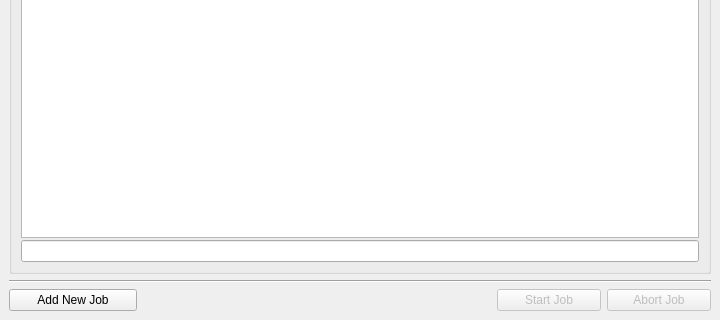
Before: the Qt Designer form gui/win_main.ui in lordmulder/Simple-x264-Launcher, drawn with Qt 5; both pictures show x 0 to 720 and y 320 to 640 of the 720 by 640 pixel window.
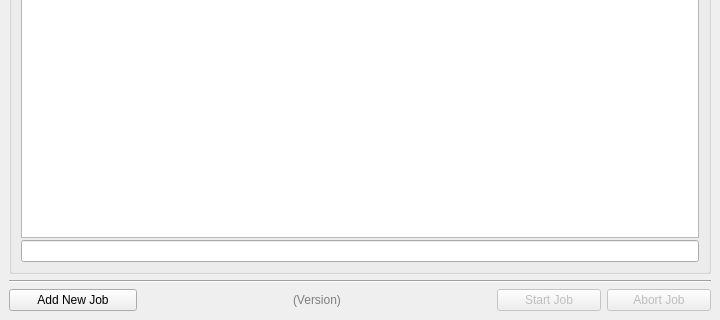
After: the same form once the commit is applied. Icons and pictures are not drawn.

Diff of the .ui file:
```diff
--- a/gui/win_main.ui
+++ b/gui/win_main.ui
@@ -163,6 +163,63 @@
         </property>
        </spacer>
       </item>
+      <item>
+       <widget class="QLabel" name="labelBuildDate">
+        <property name="palette">
+         <palette>
+          <active>
+           <colorrole role="WindowText">
+            <brush brushstyle="SolidPattern">
+             <color alpha="255">
+              <red>126</red>
+              <green>126</green>
+              <blue>126</blue>
+             </color>
+            </brush>
+           </colorrole>
+          </active>
+          <inactive>
+           <colorrole role="WindowText">
+            <brush brushstyle="SolidPattern">
+             <color alpha="255">
+              <red>126</red>
+              <green>126</green>
+              <blue>126</blue>
+             </color>
+            </brush>
+           </colorrole>
+          </inactive>
+          <disabled>
+           <colorrole role="WindowText">
+            <brush brushstyle="SolidPattern">
+             <color alpha="255">
+              <red>120</red>
+              <green>120</green>
+              <blue>120</blue>
+             </color>
+            </brush>
+           </colorrole>
+          </disabled>
+         </palette>
+        </property>
+        <property name="text">
+         <string>(Version)</string>
+        </property>
+       </widget>
+      </item>
+      <item>
+       <spacer name="horizontalSpacer_2">
+        <property name="orientation">
+         <enum>Qt::Horizontal</enum>
+        </property>
+        <property name="sizeHint" stdset="0">
+         <size>
+          <width>40</width>
+          <height>20</height>
+         </size>
+        </property>
+       </spacer>
+      </item>
       <item>
        <widget class="QPushButton" name="buttonStartJob">
         <property name="enabled">
```
